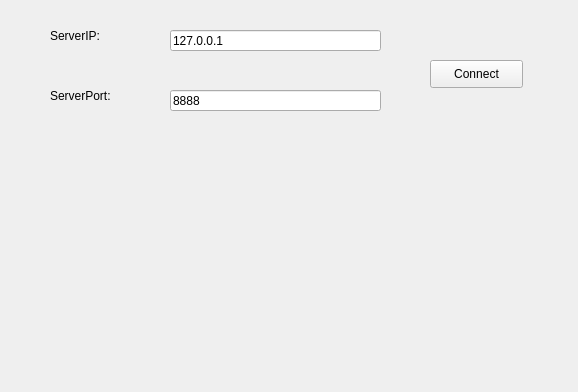
Old version of the form day_04/04_TCPFile/clientwidget.ui in the repository Keepen/QtStudy.
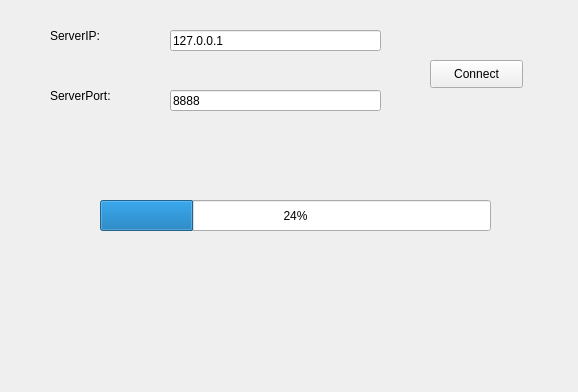
New version of the form.

The edit to the form file:
```diff
--- a/day_04/04_TCPFile/clientwidget.ui
+++ b/day_04/04_TCPFile/clientwidget.ui
@@ -78,6 +78,19 @@
     <string>Connect</string>
    </property>
   </widget>
+  <widget class="QProgressBar" name="progressBar">
+   <property name="geometry">
+    <rect>
+     <x>100</x>
+     <y>200</y>
+     <width>391</width>
+     <height>31</height>
+    </rect>
+   </property>
+   <property name="value">
+    <number>24</number>
+   </property>
+  </widget>
  </widget>
  <resources/>
  <connections/>
```
